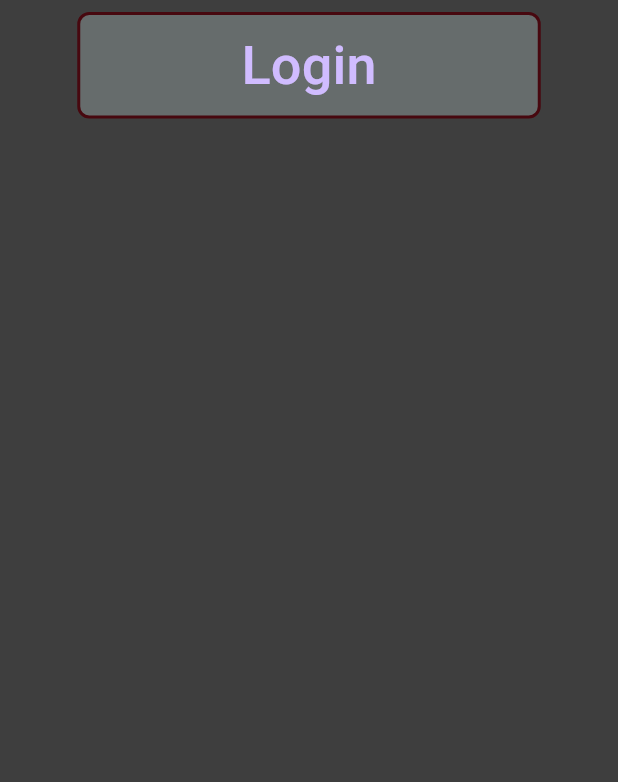
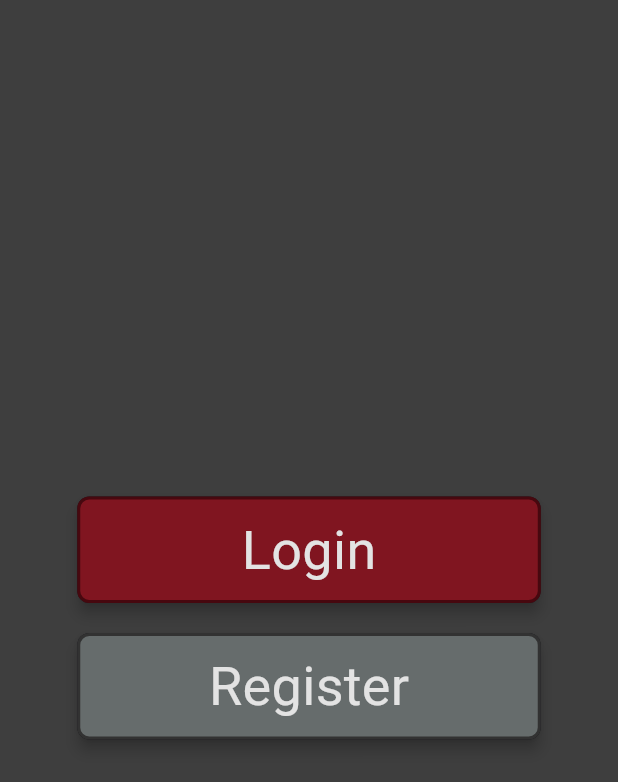
Before and after one commit to Infini-Play/Elusiv, a Flutter app: the screen it shows after launch, on a phone screen of 412 x 824 dp. Shown: the top 782 px of the screen. Run offline on Flutter 3.47's test engine with Material 3 defaults, Android fonts, the light colour scheme and no system bars; our stand-ins replace go_router.

Commit message:
Saving changes for incoming backend pull. -Finished Login / Registration button UI

```diff
--- /dev/null
+++ b/elusiv/lib/core/common_widgets/custom_shape_button.dart
@@ -0,0 +1,78 @@
+import 'dart:math';
+
+import 'package:elusiv/core/common_widgets/themed_container.dart';
+import 'package:elusiv/core/common_widgets/themed_container_no_borders.dart';
+import 'package:elusiv/core/theme/app_theme.dart';
+import 'package:flutter/material.dart';
+
+class CustomShapeButton extends StatelessWidget {
+  final void Function()? onTap;
+  final Widget? child;
+  final double? width;
+  final double? height;
+  final double? borderRadiusValue;
+  final double elevation;
+  final bool alternateColors;
+  final bool borders;
+
+  const CustomShapeButton({
+    super.key,
+    required this.onTap,
+    required this.child,
+    this.width,
+    this.height,
+    this.borderRadiusValue,
+    this.elevation = 0.0,
+    this.alternateColors = false,
+    this.borders = true,
+  });
+
+  @override
+  Widget build(BuildContext context) {
+
+    final borderRadius = borderRadiusValue ?? 8;
+    // the -2 accounts for default border width
+    final double splashBorderRadius = max(borderRadius - 2, 0);
+
+
+    final splashColor = alternateColors ? onSecondary : onPrimary;
+
+    if (borders) {
+      return ThemedContainer(
+        width: width,
+        height: height,
+        elevation: elevation,
+        borderRadiusValue: borderRadius,
+        alternateColors: alternateColors,
+        child: Material(
+          color: Colors.transparent,
+          child: InkWell(
+            borderRadius: BorderRadius.circular(splashBorderRadius),
+            splashColor: splashColor.withOpacity(0.5),
+            highlightColor: splashColor.withOpacity(0.3),
+            onTap: onTap,
+            child: child,
+          ),
+        ),
+      );
+    } else {
+      return ThemedContainerNoBorders(
+        width: width,
+        height: height,
+        elevation: elevation,
+        borderRadiusValue: borderRadius,
+        alternateColors: alternateColors,
+        child: Material(
+          color: Colors.transparent,
+          child: InkWell(
+            borderRadius: BorderRadius.circular(splashBorderRadius),
+            splashColor: splashColor.withOpacity(0.5),
+            highlightColor: splashColor.withOpacity(0.3),
+            onTap: onTap,
+            child: child,
+          ),
+        ),
+      );
+    }
+  }
+}
--- a/elusiv/lib/core/common_widgets/themed_container.dart
+++ b/elusiv/lib/core/common_widgets/themed_container.dart
@@ -27,6 +27,7 @@ class ThemedContainer extends ThemedContainerNoBorders {
     super.borderRadiusValue,
     super.borderRadius,
     super.alternateColors,
+    super.elevation,
     this.borderWidth,
     this.border,
   });
@@ -34,13 +35,16 @@ class ThemedContainer extends ThemedContainerNoBorders {
   @override
   Widget build(BuildContext context) {
 
+    final double shownElevation = elevation ?? 0.0;
+    final containerColor = alternateColors ? secondary : primary;
+    final borderColor = alternateColors ? onSecondary : onPrimary;
 
     Border finalBorder;
     if (border != null) {finalBorder = border!;}
     else {
       final borders = borderWidth != null
-      ? BorderSide(color: onPrimary, width: borderWidth!)
-      : const BorderSide(color: onPrimary, width: 2);
+      ? BorderSide(color: borderColor, width: borderWidth!)
+      :  BorderSide(color: borderColor, width: 2);
       finalBorder = Border(top: borders, bottom: borders, left: borders, right: borders);
     }
 
@@ -58,9 +62,12 @@ class ThemedContainer extends ThemedContainerNoBorders {
       );
     }
 
-    final containerColor = alternateColors ? accent : primary;
 
-    return Container(
+
+    return Material(
+      elevation: shownElevation,
+      borderRadius: finalBorderRadius,
+      child: Container(
         decoration: BoxDecoration(
           color: containerColor,
           border: finalBorder,
@@ -71,6 +78,7 @@ class ThemedContainer extends ThemedContainerNoBorders {
         padding: padding,
         margin: margin,
         child: child,
+      ),
     );
   }
 }
--- a/elusiv/lib/core/theme/app_theme.dart
+++ b/elusiv/lib/core/theme/app_theme.dart
@@ -3,25 +3,44 @@ import 'package:flutter/material.dart';
 // Themes
 
 // ! Colors
-const Color deepGray = Color.fromARGB(255, 62, 62, 62);
+const Color lightMaroon = Color.fromARGB(255, 135, 36, 52);
 const Color bloodRed = Color.fromARGB(255, 128, 21, 32);
 const Color deepMaroon = Color.fromARGB(255, 71, 8, 15);
-const Color lightMaroon = Color.fromARGB(255, 135, 36, 52);
-const Color mediumGray = Color.fromARGB(255, 102, 108, 108);
+
+const Color offWhite = Color.fromARGB(255, 227, 227, 227);
+const Color lightGray = Color.fromARGB(255, 102, 108, 108);
+const Color deepGray = Color.fromARGB(255, 62, 62, 62);
+const Color darkGray = Color.fromARGB(255, 50, 50, 50);
+const Color softBlack = Color.fromARGB(255, 27, 27, 27);
+
 const Color deepMagenta = Color.fromARGB(255, 104, 23, 95);
-const Color softBlack = Color.fromARGB(255, 27, 27, 27);
-const Color offWhite = Color.fromARGB(255, 227, 227, 227);
 
 
-// ! Main Purpose
+
+
+// ! Usable colors
 const Color primary = bloodRed;
+const Color onPrimary = deepMaroon;
+
+const Color secondary = lightGray;
+const Color onSecondary = darkGray;
+
+const Color tertiary = deepMagenta;
+
+
 const Color background = deepGray;
-const Color onPrimary = deepMaroon;
-const Color tertiary = deepMagenta;
-const Color accent = mediumGray;
+
+
 const Color textColor = offWhite;
 const Color iconColor = offWhite;
 
+const textStyle = TextStyle(
+  color: textColor,
+);
+
+final titleStyle = textStyle.copyWith(
+  fontSize: 36
+);
 
 ThemeData elusivTheme = ThemeData(
   brightness: Brightness.dark,
--- a/elusiv/lib/features/login/presentation/pages/welcome_page.dart
+++ b/elusiv/lib/features/login/presentation/pages/welcome_page.dart
@@ -1,16 +1,43 @@
-import 'package:elusiv/features/login/presentation/widgets/login_button.dart';
+import 'package:elusiv/core/localization/string_extensions.dart';
+import 'package:elusiv/core/navigation/routing.dart';
+import 'package:elusiv/features/login/presentation/widgets/login_register_button.dart';
 import 'package:flutter/material.dart';
+import 'package:go_router/go_router.dart';
 
 class WelcomePage extends StatelessWidget {
   const WelcomePage({super.key});
 
   @override
   Widget build(BuildContext context) {
+
+    void loginPage() {
+      context.goNamed(AppRoute.loginPage.name);
+    }
+
+    void registrationPage() {
+      context.goNamed(AppRoute.registrationPage.name);
+    }
+
     return Scaffold(
       body: Center(
         child: Column(
+          mainAxisAlignment: MainAxisAlignment.center,
           children: [
-            LoginButton(loginFunction: () {})
+
+            LoginRegisterButton(
+              onTap: loginPage,
+              message: 'Login'.hardcoded,
+              elevation: 4,
+            ),
+
+            const SizedBox(height: 20),
+
+            LoginRegisterButton(
+              onTap: registrationPage,
+              message: 'Register'.hardcoded,
+              elevation: 4,
+              alternateColors: true,
+            ),
           ],
         ),
       ),
--- a/elusiv/lib/features/login/presentation/widgets/login_button.dart
+++ /dev/null
@@ -1,37 +0,0 @@
-import 'package:elusiv/core/common_widgets/themed_container.dart';
-import 'package:elusiv/core/localization/string_extensions.dart';
-import 'package:flutter/material.dart';
-
-class LoginButton extends StatelessWidget {
-  final void Function()? loginFunction;
-
-  const LoginButton({
-    super.key,
-    required this.loginFunction,
-  });
-
-  @override
-  Widget build(BuildContext context) {
-    final screenWidth = MediaQuery.of(context).size.width;
-    // 80% of screenWidth
-    final buttonWidth = screenWidth * 0.75;
-    return TextButton(
-      onPressed: loginFunction,
-      child: ThemedContainer(
-        width: buttonWidth,
-        alternateColors: true,
-        child: Center(
-          child: Padding(
-            padding: const EdgeInsets.all(8.0),
-            child: Text(
-              'Login'.hardcoded,
-              style: TextStyle(
-                fontSize: 36,
-              ),
-            ),
-          ),
-        ),
-      ),
-    );
-  }
-}
--- /dev/null
+++ b/elusiv/lib/features/login/presentation/widgets/login_register_button.dart
@@ -0,0 +1,43 @@
+import 'package:elusiv/core/common_widgets/custom_shape_button.dart';
+import 'package:elusiv/core/theme/app_theme.dart';
+import 'package:flutter/material.dart';
+
+class LoginRegisterButton extends StatelessWidget {
+  final void Function()? onTap;
+  final String message;
+  final bool borders;
+  final bool alternateColors;
+  final double elevation;
+
+  const LoginRegisterButton({
+    super.key,
+    required this.onTap,
+    required this.message,
+    this.borders = true,
+    this.alternateColors = false,
+    this.elevation = 0,
+  });
+
+  @override
+  Widget build(BuildContext context) {
+    final screenWidth = MediaQuery.of(context).size.width;
+    // 80% of screenWidth
+    final buttonWidth = screenWidth * 0.75;
+    return CustomShapeButton(
+      width: buttonWidth,
+      onTap: onTap,
+      elevation: elevation,
+      borders: borders,
+      alternateColors: alternateColors,
+      child: Center(
+        child: Padding(
+          padding: const EdgeInsets.all(8.0),
+          child: Text(
+            message,
+            style: titleStyle,
+          ),
+        ),
+      ),
+    );
+  }
+}
```
Also changed, not shown: elusiv/lib/core/common_widgets/test_widgets/go_named_back_button_testing.dart (added, +28 -0 lines), elusiv/lib/core/common_widgets/themed_container_no_borders.dart (+10 -3 lines), elusiv/lib/features/login/presentation/pages/login_page.dart (+6 -1 lines), elusiv/lib/features/login/presentation/pages/registration_page.dart (+6 -1 lines), elusiv/lib/features/login/presentation/widgets/custom_shape_text_button.dart (deleted, +0 -35 lines), elusiv/lib/features/login/presentation/widgets/login_register_text_box.dart (deleted, +0 -10 lines). Lines whose indentation alone changed are shown as unchanged.
